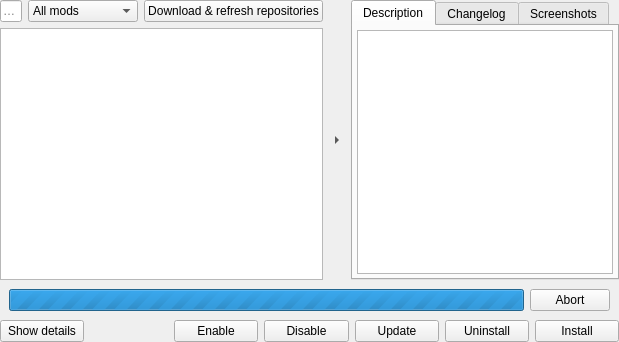
Qt form launcher/modManager/cmodlistview_moc.ui (vcmi/vcmi) before a commit.
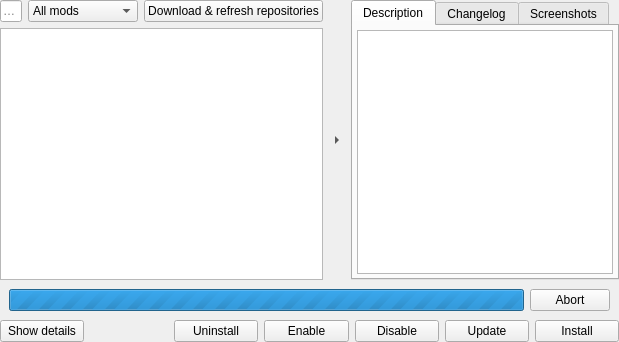
The same form after that commit.

Commit message: move Uninstall button to the left side of layout

The edit to the form file:
```diff
--- a/launcher/modManager/cmodlistview_moc.ui
+++ b/launcher/modManager/cmodlistview_moc.ui
@@ -385,6 +385,31 @@
        </property>
       </spacer>
      </item>
+     <item>
+      <widget class="QPushButton" name="uninstallButton">
+       <property name="sizePolicy">
+        <sizepolicy hsizetype="Expanding" vsizetype="Fixed">
+         <horstretch>0</horstretch>
+         <verstretch>0</verstretch>
+        </sizepolicy>
+       </property>
+       <property name="minimumSize">
+        <size>
+         <width>51</width>
+         <height>0</height>
+        </size>
+       </property>
+       <property name="maximumSize">
+        <size>
+         <width>140</width>
+         <height>16777215</height>
+        </size>
+       </property>
+       <property name="text">
+        <string>Uninstall</string>
+       </property>
+      </widget>
+     </item>
      <item>
       <widget class="QPushButton" name="enableButton">
        <property name="sizePolicy">
@@ -460,31 +485,6 @@
        </property>
       </widget>
      </item>
-     <item>
-      <widget class="QPushButton" name="uninstallButton">
-       <property name="sizePolicy">
-        <sizepolicy hsizetype="Expanding" vsizetype="Fixed">
-         <horstretch>0</horstretch>
-         <verstretch>0</verstretch>
-        </sizepolicy>
-       </property>
-       <property name="minimumSize">
-        <size>
-         <width>51</width>
-         <height>0</height>
-        </size>
-       </property>
-       <property name="maximumSize">
-        <size>
-         <width>140</width>
-         <height>16777215</height>
-        </size>
-       </property>
-       <property name="text">
-        <string>Uninstall</string>
-       </property>
-      </widget>
-     </item>
      <item>
       <widget class="QPushButton" name="installButton">
        <property name="sizePolicy">
```
Left out of the diff: 2 changed lines with no effect on the pictures.
